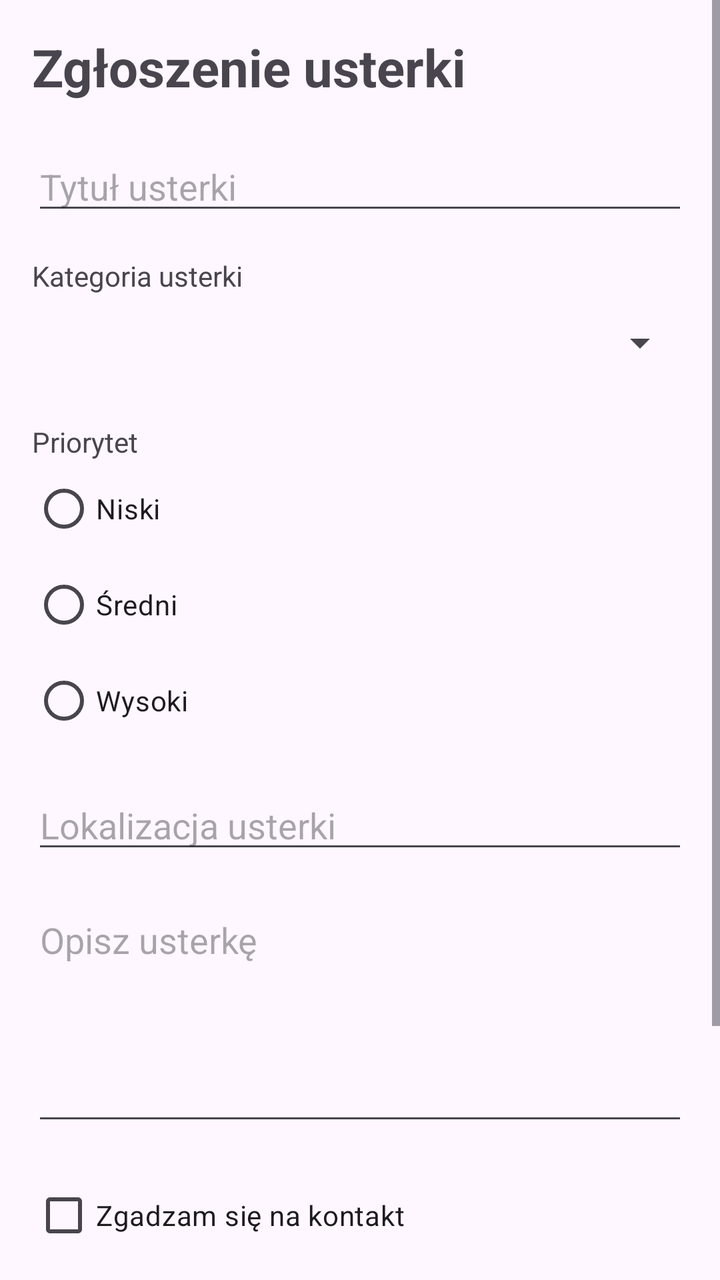
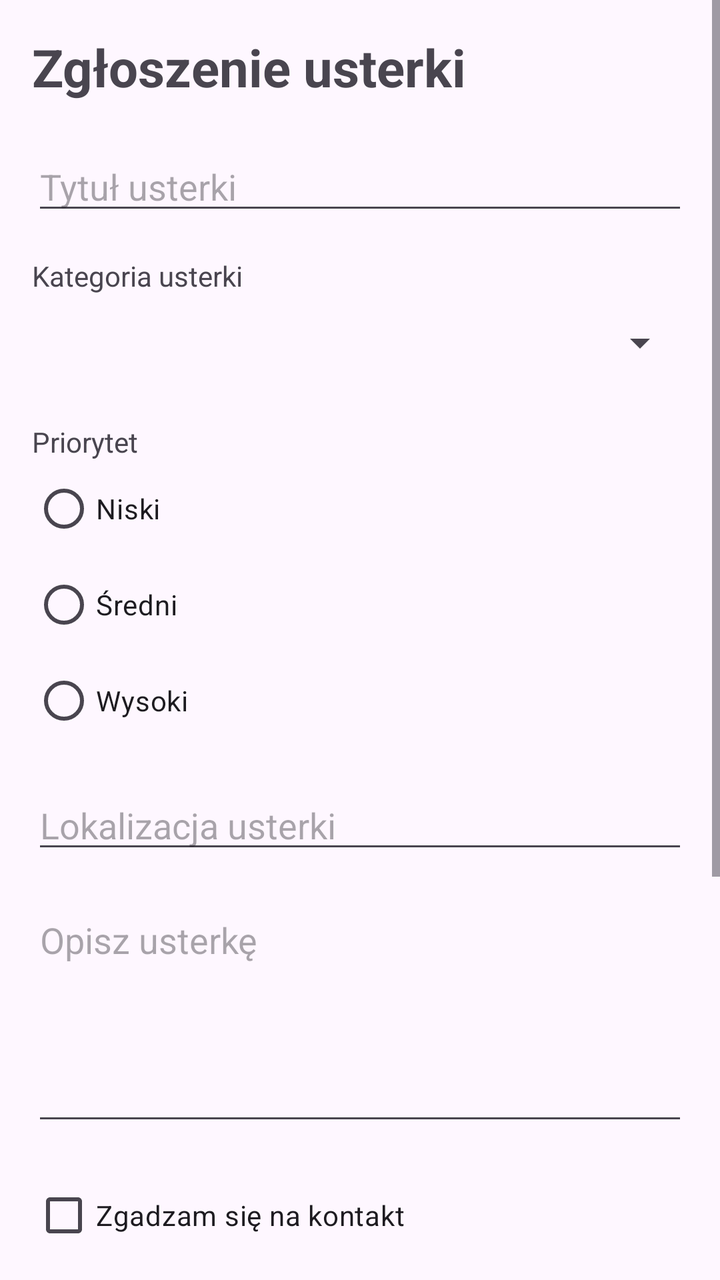

Compare the two renders of this Android layout. The source of the first and the diff that turns it into the second are given below.
<!-- AndroidManifest.xml: application theme Theme.Usterki -->
<!-- res/layout/activity_main.xml -->
<?xml version="1.0" encoding="utf-8"?>
<ScrollView xmlns:android="http://schemas.android.com/apk/res/android"
    android:id="@+id/main"
    android:layout_width="match_parent"
    android:layout_height="match_parent"
    android:fillViewport="true">

    <LinearLayout
        android:layout_width="match_parent"
        android:layout_height="wrap_content"
        android:orientation="vertical"
        android:padding="16dp">

        <TextView
            android:layout_width="match_parent"
            android:layout_height="wrap_content"
            android:text="@string/title"
            android:textSize="26sp"
            android:textStyle="bold" />

        <EditText
            android:id="@+id/etTitle"
            android:layout_width="match_parent"
            android:layout_height="wrap_content"
            android:layout_marginTop="20dp"
            android:hint="@string/hint_title"
            android:inputType="text"
            android:maxLines="1" />

        <TextView
            android:layout_width="wrap_content"
            android:layout_height="wrap_content"
            android:layout_marginTop="16dp"
            android:text="@string/label_category" />

        <Spinner
            android:id="@+id/spCategory"
            android:layout_width="match_parent"
            android:layout_height="48dp" />

        <TextView
            android:layout_width="wrap_content"
            android:layout_height="wrap_content"
            android:layout_marginTop="16dp"
            android:text="@string/label_priority" />

        <RadioGroup
            android:id="@+id/rgPriority"
            android:layout_width="match_parent"
            android:layout_height="wrap_content"
            android:orientation="vertical">

            <RadioButton
                android:id="@+id/rbLow"
                android:layout_width="wrap_content"
                android:layout_height="wrap_content"
                android:text="@string/priority_low" />

            <RadioButton
                android:id="@+id/rbMedium"
                android:layout_width="wrap_content"
                android:layout_height="wrap_content"
                android:text="@string/priority_medium" />

            <RadioButton
                android:id="@+id/rbHigh"
                android:layout_width="wrap_content"
                android:layout_height="wrap_content"
                android:text="@string/priority_high" />

        </RadioGroup>

        <EditText
            android:id="@+id/etLocation"
            android:layout_width="match_parent"
            android:layout_height="wrap_content"
            android:layout_marginTop="16dp"
            android:hint="@string/hint_location"
            android:inputType="text"
            android:maxLines="1" />

        <EditText
            android:id="@+id/etDescription"
            android:layout_width="match_parent"
            android:layout_height="120dp"
            android:layout_marginTop="16dp"
            android:gravity="top"
            android:hint="@string/hint_description"
            android:inputType="textMultiLine" />

        <CheckBox
            android:id="@+id/cbContact"
            android:layout_width="match_parent"
            android:layout_height="wrap_content"
            android:layout_marginTop="16dp"
            android:text="@string/contact_agree" />

        <EditText
            android:id="@+id/etEmail"
            android:layout_width="match_parent"
            android:layout_height="wrap_content"
            android:enabled="false"
            android:hint="@string/hint_email"
            android:inputType="textEmailAddress"
            android:maxLines="1" />

        <Button
            android:id="@+id/btnSubmit"
            android:layout_width="match_parent"
            android:layout_height="wrap_content"
            android:layout_marginTop="24dp"
            android:text="@string/btn_submit" />

        <TextView
            android:id="@+id/tvStatus"
            android:layout_width="match_parent"
            android:layout_height="wrap_content"
            android:layout_marginTop="16dp"
            android:textSize="16sp" />

    </LinearLayout>

</ScrollView>
<!-- resources referenced by this layout -->
<resources>
  <string name="btn_submit">Wyślij zgłoszenie</string>
  <string name="contact_agree">Zgadzam się na kontakt</string>
  <string name="hint_description">Opisz usterkę</string>
  <string name="hint_email">Adres e-mail</string>
  <string name="hint_location">Lokalizacja usterki</string>
  <string name="hint_title">Tytuł usterki</string>
  <string name="label_category">Kategoria usterki</string>
  <string name="label_priority">Priorytet</string>
  <string name="priority_high">Wysoki</string>
  <string name="priority_low">Niski</string>
  <string name="priority_medium">Średni</string>
  <string name="title">Zgłoszenie usterki</string>
  <style name="Theme.Usterki" parent="Base.Theme.Usterki" />
  <style name="Base.Theme.Usterki" parent="Theme.Material3.DayNight.NoActionBar">
          
          
      </style>
</resources>

<!-- the commit's change to res/layout/activity_main.xml (unified diff, before → after) -->
@@ -104,12 +104,39 @@
             android:inputType="textEmailAddress"
             android:maxLines="1" />
 
+
+        <TextView
+            android:layout_width="wrap_content"
+            android:layout_height="wrap_content"
+            android:layout_marginTop="16dp"
+            android:text="@string/label_urgency" />
+
+        <SeekBar
+            android:id="@+id/sbUrgency"
+            android:layout_width="match_parent"
+            android:layout_height="wrap_content"
+            android:max="10"
+            android:progress="0" />
+
+        <Switch
+            android:id="@+id/swNotifications"
+            android:layout_width="match_parent"
+            android:layout_height="wrap_content"
+            android:text="@string/notifications" />
+
         <Button
             android:id="@+id/btnSubmit"
             android:layout_width="match_parent"
             android:layout_height="wrap_content"
             android:layout_marginTop="24dp"
             android:text="@string/btn_submit" />
+
+        <Button
+            android:id="@+id/btnClear"
+            android:layout_width="match_parent"
+            android:layout_height="wrap_content"
+            android:layout_marginTop="8dp"
+            android:text="@string/btn_clear" />
 
         <TextView
             android:id="@+id/tvStatus"
<!-- resource entries referenced after the edit -->
@@ -1,5 +1,6 @@
 <!-- resources referenced by this layout -->
 <resources>
+  <string name="btn_clear">Wyczyść formularz</string>
   <string name="btn_submit">Wyślij zgłoszenie</string>
   <string name="contact_agree">Zgadzam się na kontakt</string>
   <string name="hint_description">Opisz usterkę</string>
@@ -8,6 +9,8 @@
   <string name="hint_title">Tytuł usterki</string>
   <string name="label_category">Kategoria usterki</string>
   <string name="label_priority">Priorytet</string>
+  <string name="label_urgency">Pilność usterki (0–10)</string>
+  <string name="notifications">Chcę otrzymywać powiadomienia</string>
   <string name="priority_high">Wysoki</string>
   <string name="priority_low">Niski</string>
   <string name="priority_medium">Średni</string>
